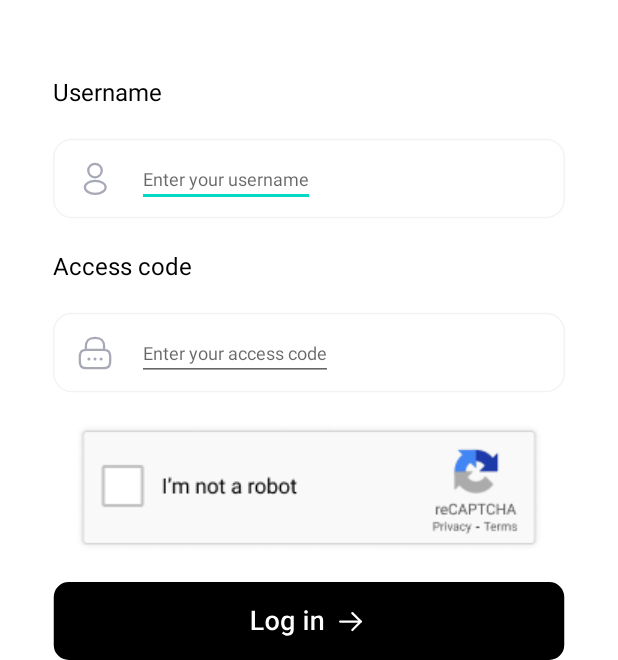
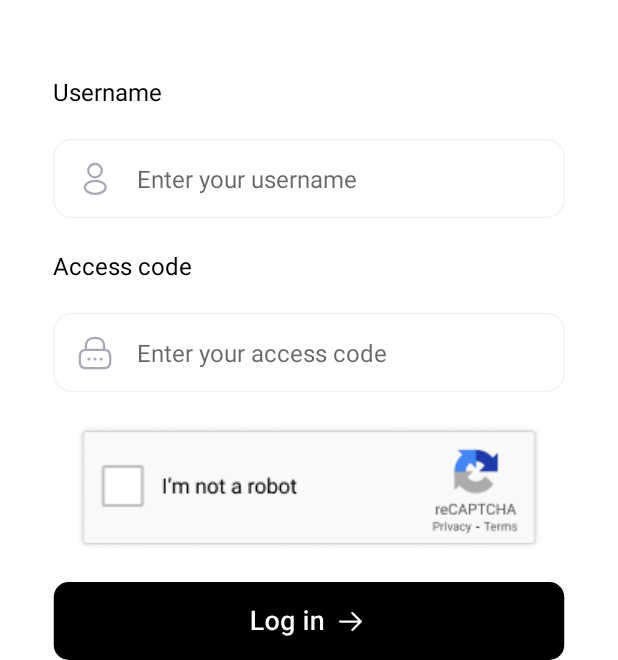
Before and after one commit to vb968/ExampleMyCode, an Android app: the screen it shows after launch (LoginActivity), on a phone screen of 412 x 824 dp, the part 576-1236 px from its top. Run offline under Robolectric (Android 15) with nearby library versions, the phone set to English and light mode, and no system bars; our stand-ins replace navigation-ui.

Commit message:
corrected remarks

```diff
--- a/app/src/main/res/layout/activity_login.xml
+++ b/app/src/main/res/layout/activity_login.xml
@@ -1,143 +1,153 @@
 <?xml version="1.0" encoding="utf-8"?>
-<androidx.constraintlayout.widget.ConstraintLayout xmlns:android="http://schemas.android.com/apk/res/android"
+<ScrollView xmlns:android="http://schemas.android.com/apk/res/android"
     xmlns:app="http://schemas.android.com/apk/res-auto"
+    xmlns:tools="http://schemas.android.com/tools"
+    android:layout_width="match_parent"
+    android:layout_height="match_parent">
+
+    <androidx.constraintlayout.widget.ConstraintLayout
         android:id="@+id/container"
         android:layout_width="match_parent"
-    android:layout_height="match_parent"
-    >
+        android:layout_height="wrap_content"
+        android:layout_gravity="bottom">
+
         <ImageView
+            android:id="@+id/logotype_i"
             android:layout_width="wrap_content"
             android:layout_height="wrap_content"
-        android:id="@+id/logotype_i"
+            android:layout_marginBottom="50dp"
             android:src="@drawable/logotype_i"
-        android:layout_marginBottom="50dp"
-        app:layout_constraintStart_toStartOf="parent"
+            app:layout_constraintBottom_toTopOf="@+id/username"
             app:layout_constraintEnd_toEndOf="parent"
-        app:layout_constraintBottom_toTopOf="@+id/username"
-        />
+            app:layout_constraintStart_toStartOf="parent" />
+
         <TextView
+            android:id="@+id/username"
             android:layout_width="wrap_content"
             android:layout_height="wrap_content"
-        android:id="@+id/username"
+            android:layout_marginBottom="20dp"
             android:text="@string/username"
-        android:layout_marginBottom="20dp"
+            android:textColor="@color/black"
             android:textSize="16sp"
-        android:textColor="@color/black"
-        app:layout_constraintStart_toStartOf="@+id/bg_entry_field_username"
             app:layout_constraintBottom_toTopOf="@+id/bg_entry_field_username"
-        />
+            app:layout_constraintStart_toStartOf="@+id/bg_entry_field_username" />
+
         <ImageView
+            android:id="@+id/bg_entry_field_username"
             android:layout_width="wrap_content"
             android:layout_height="wrap_content"
-        android:id="@+id/bg_entry_field_username"
+            android:layout_marginBottom="20dp"
             android:src="@drawable/bg_entry_field"
-        android:layout_marginBottom="20dp"
-        app:layout_constraintStart_toStartOf="parent"
+            app:layout_constraintBottom_toTopOf="@+id/access_code"
             app:layout_constraintEnd_toEndOf="parent"
-        app:layout_constraintBottom_toTopOf="@+id/access_code"
-        />
+            app:layout_constraintStart_toStartOf="parent" />
+
         <ImageView
+            android:id="@+id/ic_profile"
             android:layout_width="wrap_content"
             android:layout_height="wrap_content"
-        android:id="@+id/ic_profile"
+            android:layout_marginStart="15dp"
             android:src="@drawable/ic_profile"
+            app:layout_constraintBottom_toBottomOf="@+id/bg_entry_field_username"
+            app:layout_constraintStart_toStartOf="@+id/bg_entry_field_username"
+            app:layout_constraintTop_toTopOf="@+id/bg_entry_field_username" />
+
+        <EditText
+            android:id="@+id/edit_username"
+            android:layout_width="0dp"
+            android:layout_height="wrap_content"
             android:layout_marginStart="15dp"
-        app:layout_constraintStart_toStartOf="@+id/bg_entry_field_username"
-        app:layout_constraintTop_toTopOf="@+id/bg_entry_field_username"
+            android:hint="@string/enter_your_username"
+            android:textSize="16sp"
+            android:background="@null"
             app:layout_constraintBottom_toBottomOf="@+id/bg_entry_field_username"
-        />
-    <EditText
+            app:layout_constraintStart_toEndOf="@+id/ic_profile"
+            app:layout_constraintEnd_toEndOf="@+id/bg_entry_field_username"
+            app:layout_constraintTop_toTopOf="@+id/bg_entry_field_username" />
+
+        <TextView
+            android:id="@+id/access_code"
             android:layout_width="wrap_content"
             android:layout_height="wrap_content"
-        android:id="@+id/edit_username"
-        android:hint="@string/enter_your_username"
-        android:textSize="12sp"
-        android:layout_marginStart="15dp"
-        app:layout_constraintStart_toEndOf="@+id/ic_profile"
-        app:layout_constraintTop_toTopOf="@+id/bg_entry_field_username"
-        app:layout_constraintBottom_toBottomOf="@+id/bg_entry_field_username"
-        />
-    <TextView
+            android:layout_marginBottom="20dp"
+            android:text="@string/access_code"
+            android:textColor="@color/black"
+            android:textSize="16sp"
+            app:layout_constraintBottom_toTopOf="@+id/bg_entry_field_code"
+            app:layout_constraintStart_toStartOf="@+id/bg_entry_field_code" />
+
+        <ImageView
+            android:id="@+id/bg_entry_field_code"
             android:layout_width="wrap_content"
             android:layout_height="wrap_content"
-        android:id="@+id/access_code"
-        android:text="@string/access_code"
-        android:textSize="16sp"
             android:layout_marginBottom="20dp"
-        android:textColor="@color/black"
-        app:layout_constraintStart_toStartOf="@+id/bg_entry_field_code"
-        app:layout_constraintBottom_toTopOf="@+id/bg_entry_field_code"
-        />
+            android:src="@drawable/bg_entry_field"
+            app:layout_constraintBottom_toTopOf="@+id/captcha"
+            app:layout_constraintEnd_toEndOf="parent"
+            app:layout_constraintStart_toStartOf="parent" />
+
         <ImageView
+            android:id="@+id/ic_lock"
             android:layout_width="wrap_content"
             android:layout_height="wrap_content"
-        android:id="@+id/bg_entry_field_code"
-        android:src="@drawable/bg_entry_field"
-        android:layout_marginBottom="20dp"
-        app:layout_constraintStart_toStartOf="parent"
-        app:layout_constraintEnd_toEndOf="parent"
-        app:layout_constraintBottom_toTopOf="@+id/captcha"
-        />
+            android:layout_marginStart="15dp"
+            android:src="@drawable/ic_lock"
+            app:layout_constraintBottom_toBottomOf="@+id/bg_entry_field_code"
+            app:layout_constraintStart_toStartOf="@+id/bg_entry_field_code"
+            app:layout_constraintTop_toTopOf="@+id/bg_entry_field_code" />
+
+        <EditText
+            android:id="@+id/edit_code"
+            android:layout_width="0dp"
+            android:layout_height="wrap_content"
+            android:layout_marginStart="15dp"
+            android:hint="@string/enter_your_access_code"
+            android:textSize="16sp"
+            android:background="@null"
+            app:layout_constraintBottom_toBottomOf="@+id/bg_entry_field_code"
+            app:layout_constraintStart_toEndOf="@+id/ic_lock"
+            app:layout_constraintEnd_toEndOf="@+id/bg_entry_field_code"
+            app:layout_constraintTop_toTopOf="@+id/bg_entry_field_code" />
+
         <ImageView
+            android:id="@+id/captcha"
             android:layout_width="wrap_content"
             android:layout_height="wrap_content"
-        android:id="@+id/ic_lock"
-        android:src="@drawable/ic_lock"
+            android:layout_marginBottom="20dp"
+            android:src="@drawable/captcha"
+            app:layout_constraintBottom_toTopOf="@+id/button_login"
+            app:layout_constraintEnd_toEndOf="parent"
+            app:layout_constraintStart_toStartOf="parent" />
+
+        <ImageView
+            android:id="@+id/check_mark"
+            android:layout_width="25dp"
+            android:layout_height="25dp"
+            android:layout_marginStart="20dp"
+            android:src="@drawable/check_mark"
+            android:visibility="gone"
+            app:layout_constraintBottom_toBottomOf="@+id/captcha"
+            app:layout_constraintStart_toStartOf="@+id/captcha"
+            app:layout_constraintTop_toTopOf="@+id/captcha" />
+
+        <View
+            android:id="@+id/checkbox_switch"
+            android:layout_width="40dp"
+            android:layout_height="40dp"
             android:layout_marginStart="15dp"
-        app:layout_constraintStart_toStartOf="@+id/bg_entry_field_code"
-        app:layout_constraintTop_toTopOf="@+id/bg_entry_field_code"
-        app:layout_constraintBottom_toBottomOf="@+id/bg_entry_field_code"
-        />
-    <EditText
+            android:background="@android:color/transparent"
+            app:layout_constraintBottom_toBottomOf="@+id/captcha"
+            app:layout_constraintStart_toStartOf="@+id/captcha"
+            app:layout_constraintTop_toTopOf="@+id/captcha" />
+
+        <ImageView
+            android:id="@+id/button_login"
             android:layout_width="wrap_content"
             android:layout_height="wrap_content"
-        android:id="@+id/edit_code"
-        android:hint="@string/enter_your_access_code"
-        android:textSize="12sp"
-        android:layout_marginStart="15dp"
-        app:layout_constraintStart_toEndOf="@+id/ic_lock"
-        app:layout_constraintTop_toTopOf="@+id/bg_entry_field_code"
-        app:layout_constraintBottom_toBottomOf="@+id/bg_entry_field_code"
-        />
-    <ImageView
-        android:layout_width="wrap_content"
-        android:layout_height="wrap_content"
-        android:id="@+id/captcha"
-        android:src="@drawable/captcha"
-        android:layout_marginBottom="20dp"
-        app:layout_constraintStart_toStartOf="parent"
+            android:src="@drawable/button_login"
+            app:layout_constraintBottom_toBottomOf="parent"
             app:layout_constraintEnd_toEndOf="parent"
-        app:layout_constraintBottom_toTopOf="@+id/button_login"
-        />
-    <ImageView
-        android:layout_width="25dp"
-        android:layout_height="25dp"
-        android:id="@+id/check_mark"
-        android:visibility="gone"
-        android:src="@drawable/check_mark"
-        android:layout_marginStart="20dp"
-        app:layout_constraintStart_toStartOf="@+id/captcha"
-        app:layout_constraintTop_toTopOf="@+id/captcha"
-        app:layout_constraintBottom_toBottomOf="@+id/captcha"
-        />
-    <View
-        android:layout_width="40dp"
-        android:layout_height="40dp"
-        android:id="@+id/checkbox_switch"
-        android:background="@android:color/transparent"
-        android:layout_marginStart="15dp"
-        app:layout_constraintStart_toStartOf="@+id/captcha"
-        app:layout_constraintTop_toTopOf="@+id/captcha"
-        app:layout_constraintBottom_toBottomOf="@+id/captcha"
-        />
-    <ImageView
-        android:layout_width="wrap_content"
-        android:layout_height="wrap_content"
-        android:id="@+id/button_login"
-        android:src="@drawable/button_login"
-        app:layout_constraintStart_toStartOf="parent"
-        app:layout_constraintEnd_toEndOf="parent"
-        app:layout_constraintBottom_toBottomOf="parent"
-        />
+            app:layout_constraintStart_toStartOf="parent" />
 
     </androidx.constraintlayout.widget.ConstraintLayout>
+</ScrollView>
--- a/app/src/main/res/mipmap-anydpi-v26/ic_launcher.xml
+++ /dev/null
@@ -1,5 +0,0 @@
-<?xml version="1.0" encoding="utf-8"?>
-<adaptive-icon xmlns:android="http://schemas.android.com/apk/res/android">
-    <background android:drawable="@drawable/ic_launcher_background" />
-    <foreground android:drawable="@drawable/ic_launcher_foreground" />
-</adaptive-icon>
--- a/app/src/main/res/mipmap-anydpi-v26/ic_launcher_round.xml
+++ /dev/null
@@ -1,5 +0,0 @@
-<?xml version="1.0" encoding="utf-8"?>
-<adaptive-icon xmlns:android="http://schemas.android.com/apk/res/android">
-    <background android:drawable="@drawable/ic_launcher_background" />
-    <foreground android:drawable="@drawable/ic_launcher_foreground" />
-</adaptive-icon>
--- a/app/src/main/res/mipmap-anydpi-v33/ic_launcher.xml
+++ /dev/null
@@ -1,6 +0,0 @@
-<?xml version="1.0" encoding="utf-8"?>
-<adaptive-icon xmlns:android="http://schemas.android.com/apk/res/android">
-    <background android:drawable="@drawable/ic_launcher_background" />
-    <foreground android:drawable="@drawable/ic_launcher_foreground" />
-    <monochrome android:drawable="@drawable/ic_launcher_foreground" />
-</adaptive-icon>
```
Also changed, not shown: app/src/main/res/mipmap-hdpi/ic_launcher.png (added), app/src/main/res/mipmap-hdpi/ic_launcher.webp (deleted), app/src/main/res/mipmap-hdpi/ic_launcher_round.webp (deleted), app/src/main/res/mipmap-mdpi/ic_launcher.png (added), app/src/main/res/mipmap-mdpi/ic_launcher.webp (deleted), app/src/main/res/mipmap-mdpi/ic_launcher_round.webp (deleted), app/src/main/res/mipmap-xhdpi/ic_launcher.png (added), app/src/main/res/mipmap-xhdpi/ic_launcher.webp (deleted), app/src/main/res/mipmap-xhdpi/ic_launcher_round.webp (deleted), app/src/main/res/mipmap-xxhdpi/ic_launcher.png (added), app/src/main/res/mipmap-xxhdpi/ic_launcher.webp (deleted), app/src/main/res/mipmap-xxhdpi/ic_launcher_round.webp (deleted), app/src/main/res/mipmap-xxxhdpi/ic_launcher.png (added), app/src/main/res/mipmap-xxxhdpi/ic_launcher.webp (deleted), 1 more files. Lines whose indentation alone changed are shown as unchanged.
